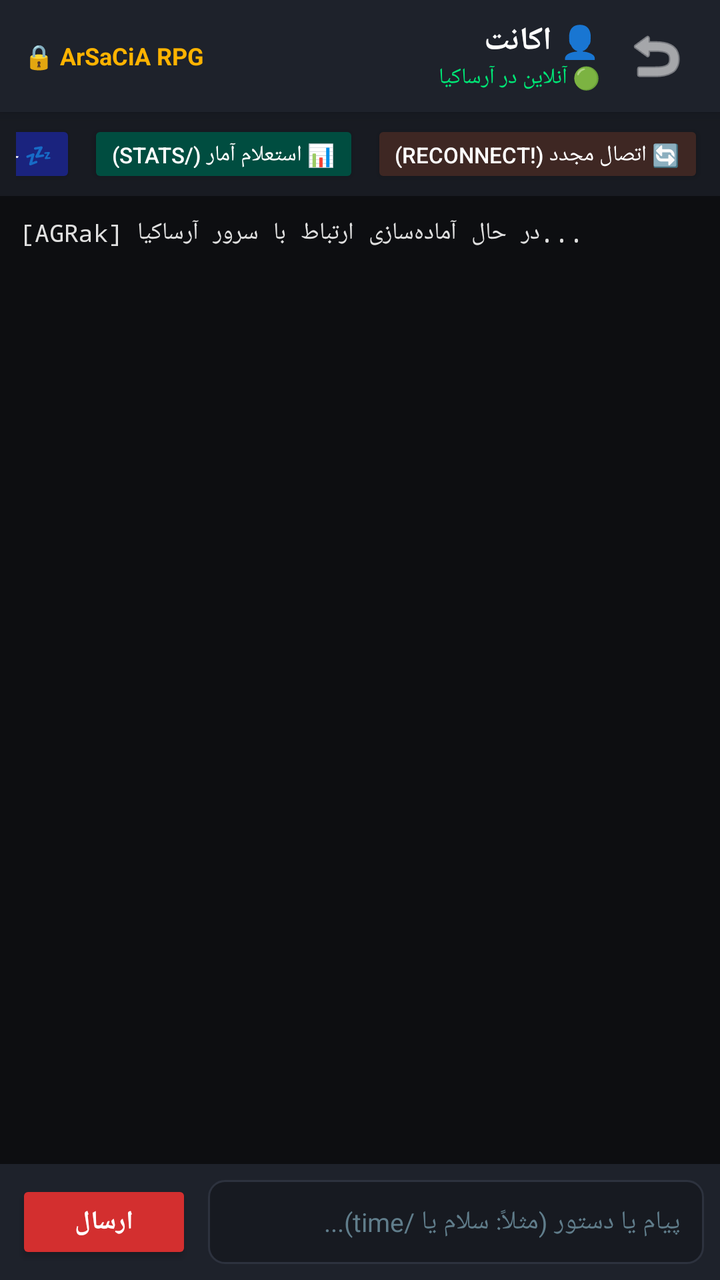
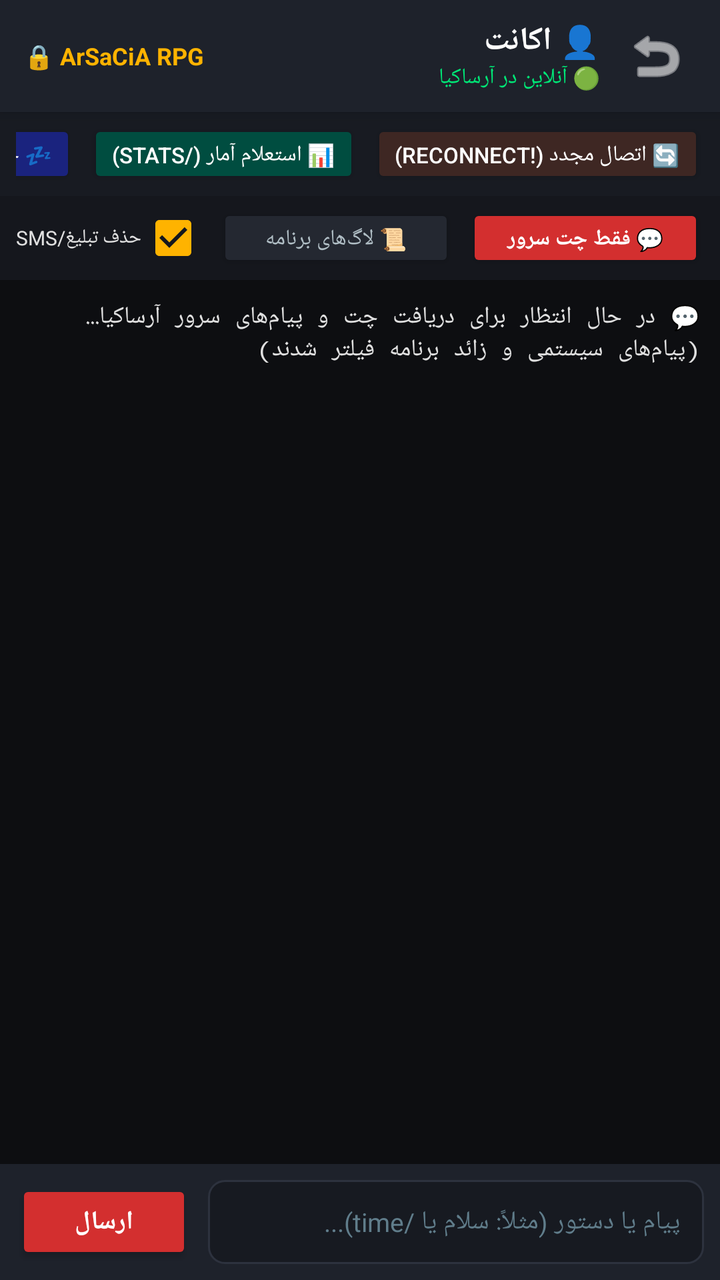

Screens rendered from an Android XML layout before and after an edit, with the pre-edit source and the edit as a unified diff.
<!-- AndroidManifest.xml: application theme Theme.AGRak -->
<!-- res/layout/activity_chat.xml -->
<?xml version="1.0" encoding="utf-8"?>
<LinearLayout xmlns:android="http://schemas.android.com/apk/res/android"
    xmlns:app="http://schemas.android.com/apk/res-auto"
    android:layout_width="match_parent"
    android:layout_height="match_parent"
    android:background="@color/bg_dark"
    android:orientation="vertical"
    android:layoutDirection="rtl">

    
    <androidx.cardview.widget.CardView
        android:layout_width="match_parent"
        android:layout_height="wrap_content"
        app:cardBackgroundColor="@color/card_dark"
        app:cardCornerRadius="0dp"
        app:cardElevation="4dp">

        <LinearLayout
            android:layout_width="match_parent"
            android:layout_height="56dp"
            android:gravity="center_vertical"
            android:orientation="horizontal"
            android:paddingHorizontal="12dp">

            <ImageButton
                android:id="@+id/btnBack"
                android:layout_width="40dp"
                android:layout_height="40dp"
                android:background="?attr/selectableItemBackgroundBorderless"
                android:src="@android:drawable/ic_menu_revert"
                android:tint="@color/text_white"
                android:contentDescription="بازگشت" />

            <LinearLayout
                android:layout_width="0dp"
                android:layout_height="wrap_content"
                android:layout_marginStart="8dp"
                android:layout_weight="1"
                android:orientation="vertical">

                <TextView
                    android:id="@+id/tvChatAccountName"
                    android:layout_width="wrap_content"
                    android:layout_height="wrap_content"
                    android:text="👤 اکانت"
                    android:textColor="@color/text_white"
                    android:textSize="16sp"
                    android:textStyle="bold" />

                <TextView
                    android:id="@+id/tvChatStatus"
                    android:layout_width="wrap_content"
                    android:layout_height="wrap_content"
                    android:text="🟢 آنلاین در آرساکیا"
                    android:textColor="@color/status_green"
                    android:textSize="11sp" />
            </LinearLayout>

            
            <TextView
                android:layout_width="wrap_content"
                android:layout_height="wrap_content"
                android:text="🔒 ArSaCiA RPG"
                android:textColor="@color/accent_gold"
                android:textSize="12sp"
                android:textStyle="bold" />

        </LinearLayout>
    </androidx.cardview.widget.CardView>

    
    <HorizontalScrollView
        android:layout_width="match_parent"
        android:layout_height="wrap_content"
        android:background="#181B22"
        android:paddingVertical="4dp"
        android:paddingHorizontal="8dp"
        android:scrollbars="none">

        <LinearLayout
            android:layout_width="wrap_content"
            android:layout_height="wrap_content"
            android:orientation="horizontal">

            <Button
                android:id="@+id/btnQuickReconnect"
                android:layout_width="wrap_content"
                android:layout_height="34dp"
                android:layout_marginEnd="6dp"
                android:backgroundTint="#3E2723"
                android:text="🔄 اتصال مجدد (!reconnect)"
                android:textColor="@color/text_white"
                android:textSize="11sp" />

            <Button
                android:id="@+id/btnQuickStats"
                android:layout_width="wrap_content"
                android:layout_height="34dp"
                android:layout_marginEnd="6dp"
                android:backgroundTint="#004D40"
                android:text="📊 استعلام آمار (/stats)"
                android:textColor="@color/text_white"
                android:textSize="11sp" />

            <Button
                android:id="@+id/btnQuickSleep"
                android:layout_width="wrap_content"
                android:layout_height="34dp"
                android:backgroundTint="#1A237E"
                android:text="💤 حالت خواب (/sleep)"
                android:textColor="@color/text_white"
                android:textSize="11sp" />
        </LinearLayout>
    </HorizontalScrollView>

    
    <ScrollView
        android:id="@+id/scrollConsole"
        android:layout_width="match_parent"
        android:layout_height="0dp"
        android:layout_weight="1"
        android:background="#0D0E11"
        android:padding="10dp"
        android:fillViewport="true">

        <TextView
            android:id="@+id/tvConsoleLogs"
            android:layout_width="match_parent"
            android:layout_height="wrap_content"
            android:textColor="#E0E0E0"
            android:textSize="12sp"
            android:typeface="monospace"
            android:textIsSelectable="true"
            android:text="[AGRak] در حال آماده‌سازی ارتباط با سرور آرساکیا...\n" />
    </ScrollView>

    
    <androidx.cardview.widget.CardView
        android:layout_width="match_parent"
        android:layout_height="wrap_content"
        app:cardBackgroundColor="@color/card_dark"
        app:cardCornerRadius="0dp"
        app:cardElevation="8dp">

        <LinearLayout
            android:layout_width="match_parent"
            android:layout_height="wrap_content"
            android:gravity="center_vertical"
            android:orientation="horizontal"
            android:padding="8dp">

            <EditText
                android:id="@+id/etChatMessage"
                android:layout_width="0dp"
                android:layout_height="42dp"
                android:layout_weight="1"
                android:background="@drawable/bg_input_field"
                android:hint="پیام یا دستور (مثلاً: سلام یا /time)..."
                android:textColorHint="@color/text_hint"
                android:textColor="@color/text_white"
                android:textSize="13sp"
                android:paddingHorizontal="12dp"
                android:singleLine="true" />

            <Button
                android:id="@+id/btnSendMessage"
                android:layout_width="wrap_content"
                android:layout_height="42dp"
                android:layout_marginStart="8dp"
                android:backgroundTint="@color/primary_red"
                android:text="@string/send"
                android:textColor="@color/text_white"
                android:textStyle="bold"
                android:textSize="13sp" />

        </LinearLayout>
    </androidx.cardview.widget.CardView>

</LinearLayout>
<!-- resources referenced by this layout -->
<resources>
  <color name="accent_gold">#FFB300</color>
  <color name="bg_dark">#121418</color>
  <color name="card_dark">#1E222B</color>
  <color name="primary_red">#D32F2F</color>
  <color name="status_green">#00E676</color>
  <color name="text_hint">#607D8B</color>
  <color name="text_white">#FFFFFF</color>
  <!-- drawable bg_input_field (drawable) -->
  <?xml version="1.0" encoding="utf-8"?>
  <shape xmlns:android="http://schemas.android.com/apk/res/android"
      android:shape="rectangle">
      <solid android:color="#171A21" />
      <stroke
          android:width="1dp"
          android:color="@color/card_stroke" />
      <corners android:radius="8dp" />
  </shape>
  <string name="send">ارسال</string>
  <style name="Theme.AGRak" parent="Theme.AppCompat.DayNight.NoActionBar">
          <item name="colorPrimary">@color/primary_red</item>
          <item name="colorPrimaryDark">@color/primary_red_dark</item>
          <item name="colorAccent">@color/accent_gold</item>
          <item name="android:windowBackground">@color/bg_dark</item>
          <item name="android:statusBarColor">#0A0B0E</item>
          <item name="android:navigationBarColor">#0A0B0E</item>
      </style>
  <color name="card_stroke">#2D323E</color>
  <color name="primary_red_dark">#9A0007</color>
</resources>

<!-- the commit's change to res/layout/activity_chat.xml (unified diff, before → after) -->
@@ -114,6 +114,57 @@
     </HorizontalScrollView>
 
     
+    <LinearLayout
+        android:layout_width="match_parent"
+        android:layout_height="wrap_content"
+        android:background="#15171D"
+        android:gravity="center_vertical"
+        android:orientation="horizontal"
+        android:paddingHorizontal="8dp"
+        android:paddingVertical="4dp">
+
+        <Button
+            android:id="@+id/btnTabChat"
+            android:layout_width="0dp"
+            android:layout_height="34dp"
+            android:layout_weight="1"
+            android:backgroundTint="@color/primary_red"
+            android:insetTop="0dp"
+            android:insetBottom="0dp"
+            android:paddingHorizontal="4dp"
+            android:text="💬 فقط چت سرور"
+            android:textColor="@color/text_white"
+            android:textSize="11sp"
+            android:textStyle="bold" />
+
+        <Button
+            android:id="@+id/btnTabLogs"
+            android:layout_width="0dp"
+            android:layout_height="34dp"
+            android:layout_weight="1"
+            android:layout_marginStart="6dp"
+            android:backgroundTint="#242831"
+            android:insetTop="0dp"
+            android:insetBottom="0dp"
+            android:paddingHorizontal="4dp"
+            android:text="📜 لاگ‌های برنامه"
+            android:textColor="@color/text_secondary"
+            android:textSize="11sp" />
+
+        <CheckBox
+            android:id="@+id/cbFilterSmsAds"
+            android:layout_width="wrap_content"
+            android:layout_height="34dp"
+            android:layout_marginStart="6dp"
+            android:checked="true"
+            android:buttonTint="@color/accent_gold"
+            android:text="حذف تبلیغ/SMS"
+            android:textColor="#E0E0E0"
+            android:textSize="10sp" />
+
+    </LinearLayout>
+
+    
     <ScrollView
         android:id="@+id/scrollConsole"
         android:layout_width="match_parent"
@@ -131,7 +182,7 @@
             android:textSize="12sp"
             android:typeface="monospace"
             android:textIsSelectable="true"
-            android:text="[AGRak] در حال آماده‌سازی ارتباط با سرور آرساکیا...\n" />
+            android:text="💬 در حال انتظار برای دریافت چت و پیام‌های سرور آرساکیا...\n(پیام‌های سیستمی و زائد برنامه فیلتر شدند)\n" />
     </ScrollView>
 
     
<!-- resource entries referenced after the edit -->
@@ -6,6 +6,7 @@
   <color name="primary_red">#D32F2F</color>
   <color name="status_green">#00E676</color>
   <color name="text_hint">#607D8B</color>
+  <color name="text_secondary">#B0BEC5</color>
   <color name="text_white">#FFFFFF</color>
   <!-- drawable bg_input_field (drawable) -->
   <?xml version="1.0" encoding="utf-8"?>
